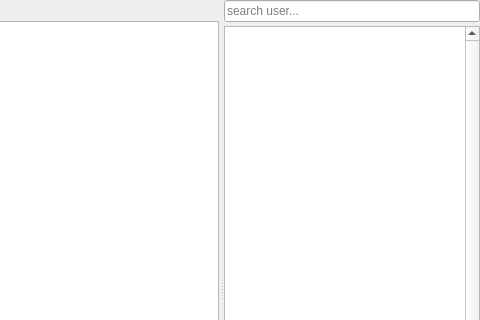
Above: src/_res/chat/channel.ui from FAForever/client before the change; both pictures show x 302 to 782 and y 0 to 320 of the 782 by 580 pixel window. Below: the same form after it.
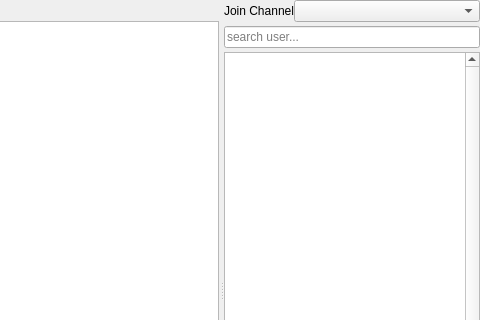
That is the form after the change. Custom widgets are drawn as their Qt base class.

Commit message: Allow people to join channels.

```diff
--- a/src/_res/chat/channel.ui
+++ b/src/_res/chat/channel.ui
@@ -161,14 +161,40 @@
       <property name="lineWidth">
        <number>0</number>
       </property>
-      <layout class="QVBoxLayout" name="verticalLayout_3">
-       <property name="spacing">
+      <layout class="QGridLayout" name="gridLayout_2">
+       <property name="horizontalSpacing">
+        <number>0</number>
+       </property>
+       <property name="verticalSpacing">
         <number>4</number>
        </property>
        <property name="margin">
         <number>0</number>
        </property>
-       <item>
+       <item row="0" column="0">
+        <layout class="QHBoxLayout" name="joinChannelLayout">
+         <item>
+          <widget class="QLabel" name="joinLabel">
+           <property name="maximumSize">
+            <size>
+             <width>70</width>
+             <height>16777215</height>
+            </size>
+           </property>
+           <property name="text">
+            <string>Join Channel</string>
+           </property>
+           <property name="margin">
+            <number>4</number>
+           </property>
+          </widget>
+         </item>
+         <item>
+          <widget class="QComboBox" name="channelsComboBox"/>
+         </item>
+        </layout>
+       </item>
+       <item row="1" column="0">
         <widget class="QLineEdit" name="nickFilter">
          <property name="sizePolicy">
           <sizepolicy hsizetype="Preferred" vsizetype="Fixed">
@@ -190,7 +216,7 @@
          </property>
         </widget>
        </item>
-       <item>
+       <item row="2" column="0">
         <widget class="QTableWidget" name="nickList">
          <property name="sizePolicy">
           <sizepolicy hsizetype="Preferred" vsizetype="Expanding">
```
The commit also changes 5 other files.
